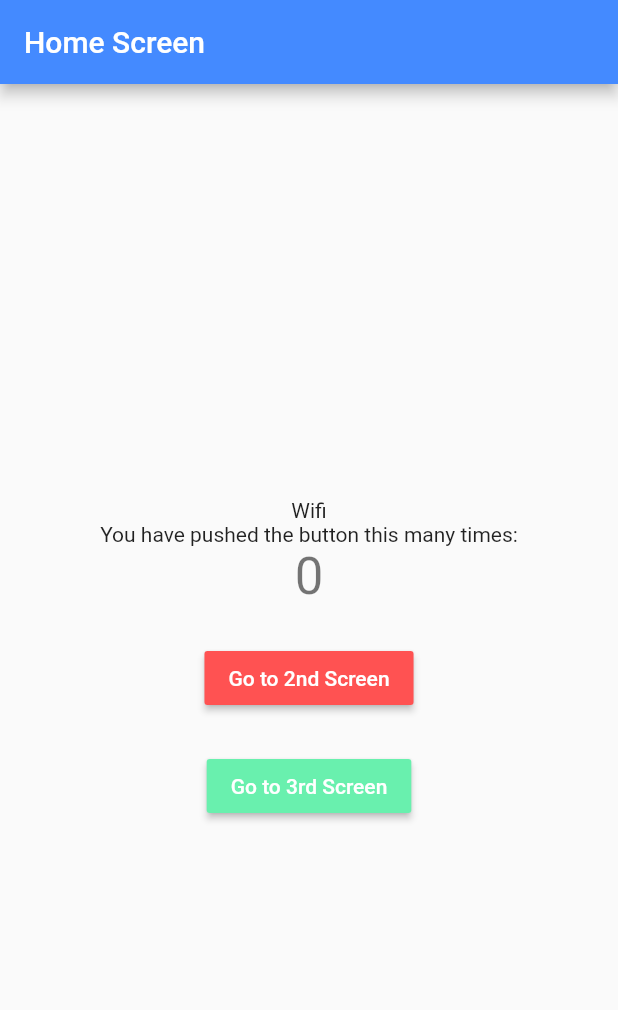
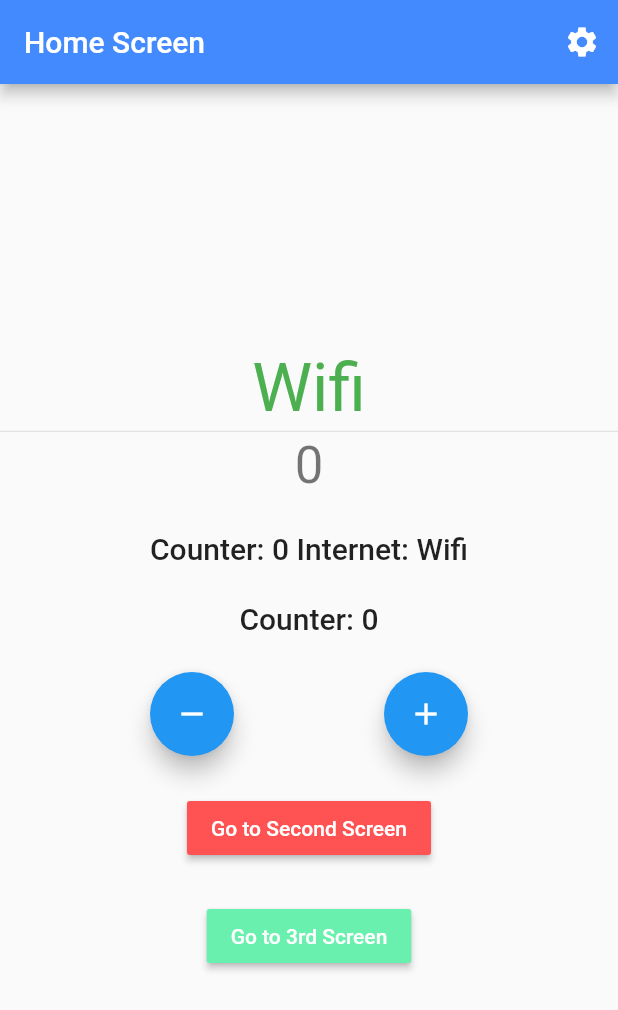
Before and after one commit to ceagdev/flutter_bloc_app, a Flutter app: the screen it shows after launch, on a phone screen of 412 x 824 dp. Shown: the top 1010 px of the screen. Run offline on Flutter 3.47's test engine with Material 2 defaults, Android fonts, the phone set to English and light mode, and no system bars; our stand-ins replace bloc, connectivity, equatable, flutter_bloc.

Commit message:
settings feature: screen + cubit added

```diff
--- /dev/null
+++ b/lib/logic/cubit/settings_cubit.dart
@@ -0,0 +1,23 @@
+import 'package:bloc/bloc.dart';
+import 'package:equatable/equatable.dart';
+import 'package:flutter/material.dart';
+
+part 'settings_state.dart';
+
+class SettingsCubit extends Cubit<SettingsState> {
+  SettingsCubit()
+      : super(
+          SettingsState(
+            appNotifications: false,
+            emailNotifications: false,
+          ),
+        );
+
+void toggleAppNotifications(bool newValue) {
+    emit(state.copyWith(appNotifications: newValue));
+  }
+
+  void toggleEmailNotifications(bool newValue) =>
+      emit(state.copyWith(emailNotifications: newValue));
+
+}
--- /dev/null
+++ b/lib/logic/cubit/settings_state.dart
@@ -0,0 +1,27 @@
+part of 'settings_cubit.dart';
+
+class SettingsState extends Equatable {
+  final bool appNotifications;
+  final bool emailNotifications;
+
+  SettingsState({
+    @required this.appNotifications,
+    @required this.emailNotifications,
+  });
+
+  SettingsState copyWith({
+    bool appNotifications,
+    bool emailNotifications,
+  }) {
+    return SettingsState(
+      appNotifications: appNotifications ?? this.appNotifications,
+      emailNotifications: emailNotifications ?? this.emailNotifications,
+    );
+  }
+
+  @override
+  List<Object> get props => [
+        emailNotifications,
+        appNotifications,
+      ];
+}
--- a/lib/main.dart
+++ b/lib/main.dart
@@ -4,6 +4,7 @@ import 'package:flutter_bloc/flutter_bloc.dart';
 import 'package:flutter_bloc_app/presentation/router/app_router.dart';
 import 'logic/cubit/counter_cubit.dart';
 import 'logic/cubit/internet_cubit.dart';
+import 'logic/cubit/settings_cubit.dart';
 
 void main() {
   runApp(MyApp(
@@ -29,6 +30,9 @@ class MyApp extends StatelessWidget {
         BlocProvider<CounterCubit>(
           create: (context) => CounterCubit(),
         ),
+        BlocProvider<SettingsCubit>(
+          create: (counterCubitContext) => SettingsCubit(),
+        ),
       ],
       child: MaterialApp(
         title: 'Flutter Demo',
--- a/lib/presentation/router/app_router.dart
+++ b/lib/presentation/router/app_router.dart
@@ -1,4 +1,5 @@
 import 'package:flutter/material.dart';
+import 'package:flutter_bloc_app/presentation/screens/settings_screen.dart';
 
 import '../screens/home_screen.dart';
 import '../screens/second_screen.dart';
@@ -32,6 +33,11 @@ class AppRouter {
           ),
         );
         break;
+      case '/settings':
+        return MaterialPageRoute(
+          builder: (_) => SettingsScreen(),
+        );
+        break;
       default:
         return null;
     }
--- a/lib/presentation/screens/home_screen.dart
+++ b/lib/presentation/screens/home_screen.dart
@@ -16,42 +16,61 @@ class HomeScreen extends StatefulWidget {
 
 class _HomeScreenState extends State<HomeScreen> {
   @override
-  Widget build(BuildContext context) {
-    return BlocListener<InternetCubit, InternetState>(
-        listener: (context, state) {
-          if (state is InternetConnected &&
-              state.connectionType == ConnectionType.Wifi) {
-            BlocProvider.of<CounterCubit>(context).increment();
-          } else if (state is InternetConnected &&
-              state.connectionType == ConnectionType.Mobile) {
-            BlocProvider.of<CounterCubit>(context).decrement();
-          }
-        },
-        child: Scaffold(
+  Widget build(BuildContext homeScreenContext) {
+    return Scaffold(
       appBar: AppBar(
         backgroundColor: widget.color,
         title: Text(widget.title),
+        actions: [
+          IconButton(
+              icon: Icon(Icons.settings),
+              onPressed: () => Navigator.pushNamed(context, '/settings')),
+        ],
       ),
       body: Center(
         child: Column(
           mainAxisAlignment: MainAxisAlignment.center,
           children: <Widget>[
             BlocBuilder<InternetCubit, InternetState>(
-                  builder: (context, state) {
+              builder: (internetCubitBuilderContext, state) {
                 if (state is InternetConnected &&
                     state.connectionType == ConnectionType.Wifi) {
-                      return Text('Wifi');
+                  return Text(
+                    'Wifi',
+                    style: Theme.of(internetCubitBuilderContext)
+                        .textTheme
+                        .headline3
+                        .copyWith(
+                          color: Colors.green,
+                        ),
+                  );
                 } else if (state is InternetConnected &&
                     state.connectionType == ConnectionType.Mobile) {
-                      return Text('Mobile');
+                  return Text(
+                    'Mobile',
+                    style: Theme.of(internetCubitBuilderContext)
+                        .textTheme
+                        .headline3
+                        .copyWith(
+                          color: Colors.red,
+                        ),
+                  );
                 } else if (state is InternetDisconnected) {
-                      return Text('Disconnected');
+                  return Text(
+                    'Disconnected',
+                    style: Theme.of(internetCubitBuilderContext)
+                        .textTheme
+                        .headline3
+                        .copyWith(
+                          color: Colors.grey,
+                        ),
+                  );
                 }
                 return CircularProgressIndicator();
               },
             ),
-                Text(
-                  'You have pushed the button this many times:',
+            Divider(
+              height: 5,
             ),
             BlocConsumer<CounterCubit, CounterState>(
               listener: (context, state) {
@@ -75,36 +94,104 @@ class _HomeScreenState extends State<HomeScreen> {
             SizedBox(
               height: 24,
             ),
-                // Row(
-                //   mainAxisAlignment: MainAxisAlignment.spaceEvenly,
-                //   children: [
-                //     FloatingActionButton(
-                //       onPressed: () {
-                //         BlocProvider.of<CounterCubit>(context).increment();
-                //       },
-                //       tooltip: 'Increment',
-                //       child: Icon(Icons.add),
-                //     ),
-                //     FloatingActionButton(
-                //       onPressed: () {
-                //         BlocProvider.of<CounterCubit>(context).decrement();
-                //       },
-                //       tooltip: 'Decrement',
-                //       child: Icon(Icons.remove),
-                //     ),
-                //   ],
+            Builder(
+              builder: (context) {
+                final counterState = context.watch<CounterCubit>().state;
+                final internetState = context.watch<InternetCubit>().state;
+
+                if (internetState is InternetConnected &&
+                    internetState.connectionType == ConnectionType.Mobile) {
+                  return Text(
+                    'Counter: ' +
+                        counterState.counterValue.toString() +
+                        ' Internet: Mobile',
+                    style: Theme.of(context).textTheme.headline6,
+                  );
+                } else if (internetState is InternetConnected &&
+                    internetState.connectionType == ConnectionType.Wifi) {
+                  return Text(
+                    'Counter: ' +
+                        counterState.counterValue.toString() +
+                        ' Internet: Wifi',
+                    style: Theme.of(context).textTheme.headline6,
+                  );
+                } else {
+                  return Text(
+                    'Counter: ' +
+                        counterState.counterValue.toString() +
+                        ' Internet: Disconnected',
+                    style: Theme.of(context).textTheme.headline6,
+                  );
+                }
+              },
+            ),
+            SizedBox(
+              height: 24,
+            ),
+            Builder(
+              builder: (context) {
+                final counterValue = context
+                    .select((CounterCubit cubit) => cubit.state.counterValue);
+                return Text(
+                  'Counter: ' + counterValue.toString(),
+                  style: Theme.of(context).textTheme.headline6,
+                );
+              },
+            ),
+            SizedBox(
+              height: 24,
+            ),
+
+            Row(
+              mainAxisAlignment: MainAxisAlignment.spaceEvenly,
+              children: [
+                FloatingActionButton(
+                  heroTag: Text('${widget.title}'),
+                  onPressed: () {
+                    BlocProvider.of<CounterCubit>(context).decrement();
+                    // context.bloc<CounterCubit>().decrement();
+                  },
+                  tooltip: 'Decrement',
+                  child: Icon(Icons.remove),
+                ),
+                FloatingActionButton(
+                  heroTag: Text('${widget.title} 2nd'),
+                  onPressed: () {
+                    // BlocProvider.of<CounterCubit>(context).increment();
+                    context.read<CounterCubit>().increment();
+                  },
+                  tooltip: 'Increment',
+                  child: Icon(Icons.add),
+                ),
+              ],
+            ),
+            SizedBox(
+              height: 24,
+            ),
+
+            // MaterialButton(
+            //   color: Colors.redAccent,
+            //   onPressed: () {
+            //     Navigator.of(context).pushNamed('/second');
+            //   },
+            //   child: Text(
+            //     'Go to 2nd Screen',
+            //     style: TextStyle(color: Colors.white),
+            //   ),
             // ),
-                // SizedBox(
-                //   height: 24.0,
-                // ),
-                MaterialButton(
+            //
+            Builder(
+              builder: (materialButtonContext) => MaterialButton(
                 color: Colors.redAccent,
+                child: Text(
+                  'Go to Second Screen',
+                  style: TextStyle(color: Colors.white),
+                ),
                 onPressed: () {
-                    Navigator.of(context).pushNamed('/second');
+                  Navigator.of(materialButtonContext).pushNamed(
+                    '/second',
+                  );
                 },
-                  child: Text(
-                    'Go to 2nd Screen',
-                    style: TextStyle(color: Colors.white),
               ),
             ),
             SizedBox(
@@ -123,6 +210,6 @@ class _HomeScreenState extends State<HomeScreen> {
           ],
         ),
       ),
-        ));
+    );
   }
 }
--- /dev/null
+++ b/lib/presentation/screens/settings_screen.dart
@@ -0,0 +1,58 @@
+import 'package:flutter/material.dart';
+import 'package:flutter_bloc/flutter_bloc.dart';
+import 'package:flutter_bloc_app/logic/cubit/settings_cubit.dart';
+
+
+class SettingsScreen extends StatelessWidget {
+  @override
+  Widget build(BuildContext context) {
+    return Scaffold(
+      appBar: AppBar(
+        backgroundColor: Colors.grey.shade700,
+        title: Text('Settings'),
+      ),
+      body: BlocListener<SettingsCubit, SettingsState>(
+        listener: (context, state) {
+          final notificationSnackBar = SnackBar(
+            duration: Duration(milliseconds: 700),
+            content: Text(
+              'App ' +
+                  state.appNotifications.toString().toUpperCase() +
+                  ', Email ' +
+                  state.emailNotifications.toString().toUpperCase(),
+            ),
+          );
+          Scaffold.of(context).showSnackBar(notificationSnackBar);
+        },
+        child: BlocBuilder<SettingsCubit, SettingsState>(
+          builder: (context, state) {
+            return Container(
+              child: Column(
+                children: [
+                  SwitchListTile(
+                    value: state.appNotifications,
+                    onChanged: (newValue) {
+                      context
+                          .read<SettingsCubit>()
+                          .toggleAppNotifications(newValue);
+                    },
+                    title: Text('App Notifications'),
+                  ),
+                  SwitchListTile(
+                    value: state.emailNotifications,
+                    onChanged: (newValue) {
+                      context
+                          .read<SettingsCubit>()
+                          .toggleEmailNotifications(newValue);
+                    },
+                    title: Text('Email Notifications'),
+                  ),
+                ],
+              ),
+            );
+          },
+        ),
+      ),
+    );
+  }
+}
```
Lines whose indentation alone changed are shown as unchanged.
